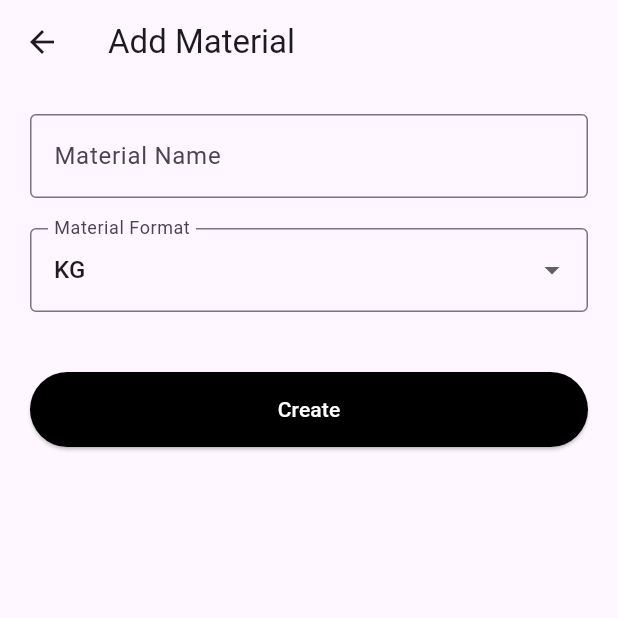
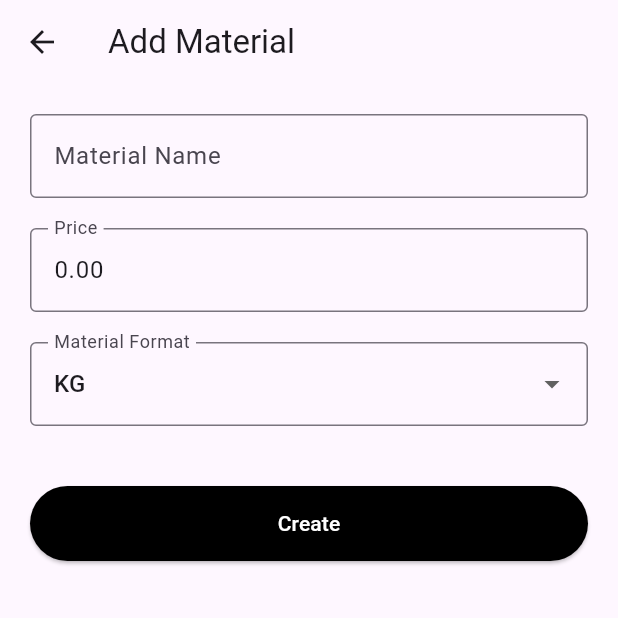
Before and after one commit to Muitsu/PalmX, a Flutter app: the MaterialFormPage screen opened directly, on a phone screen of 412 x 824 dp, the top half of it. Run offline on Flutter 3.47's test engine with Material 3 defaults, Android fonts, the phone set to English and light mode, and no system bars; our stand-ins replace dio, drift, easy_debounce, equatable, flutter_animate, fpdart and 3 more; accounts and stored records are empty; generated files the repository leaves out were written again; statements that could not run were skipped.

Commit message:
add material price

```diff
--- a/lib/features/settings/material_form_page.dart
+++ b/lib/features/settings/material_form_page.dart
@@ -1,4 +1,6 @@
 import 'package:flutter/material.dart';
+import 'package:flutter/services.dart';
+import 'package:palmx/core/widgets/input_formatter/currency_input_formatter.dart';
 import 'package:palmx/data/local/datasource/material_local_datasource.dart';
 import 'package:palmx/data/local/models/material_model.dart';
 import 'package:palmx/data/local/tables/material_table.dart';
@@ -24,7 +26,7 @@ class _MaterialFormPageState extends State<MaterialFormPage> {
     // Initialize with existing data or defaults
     _nameController = TextEditingController(text: widget.record?.name ?? "");
     _priceController = TextEditingController(
-      text: widget.record?.price.toString() ?? "",
+      text: widget.record?.price.toString() ?? "0.00",
     );
     _selectedFormat = widget.record?.materialFormat ?? MaterialFormat.kg;
   }
@@ -84,6 +86,20 @@ class _MaterialFormPageState extends State<MaterialFormPage> {
               validator: (value) => value!.isEmpty ? "Enter a name" : null,
             ),
             const SizedBox(height: 20),
+            TextFormField(
+              controller: _priceController,
+              decoration: const InputDecoration(
+                labelText: "Price",
+                border: OutlineInputBorder(),
+              ),
+              keyboardType: TextInputType.number,
+              inputFormatters: [
+                FilteringTextInputFormatter.digitsOnly,
+                CurrencyInputFormatter(),
+              ],
+              validator: (value) => value!.isEmpty ? "Enter a price" : null,
+            ),
+            const SizedBox(height: 20),
 
             // Dropdown Field
             DropdownButtonFormField<MaterialFormat>(
```
